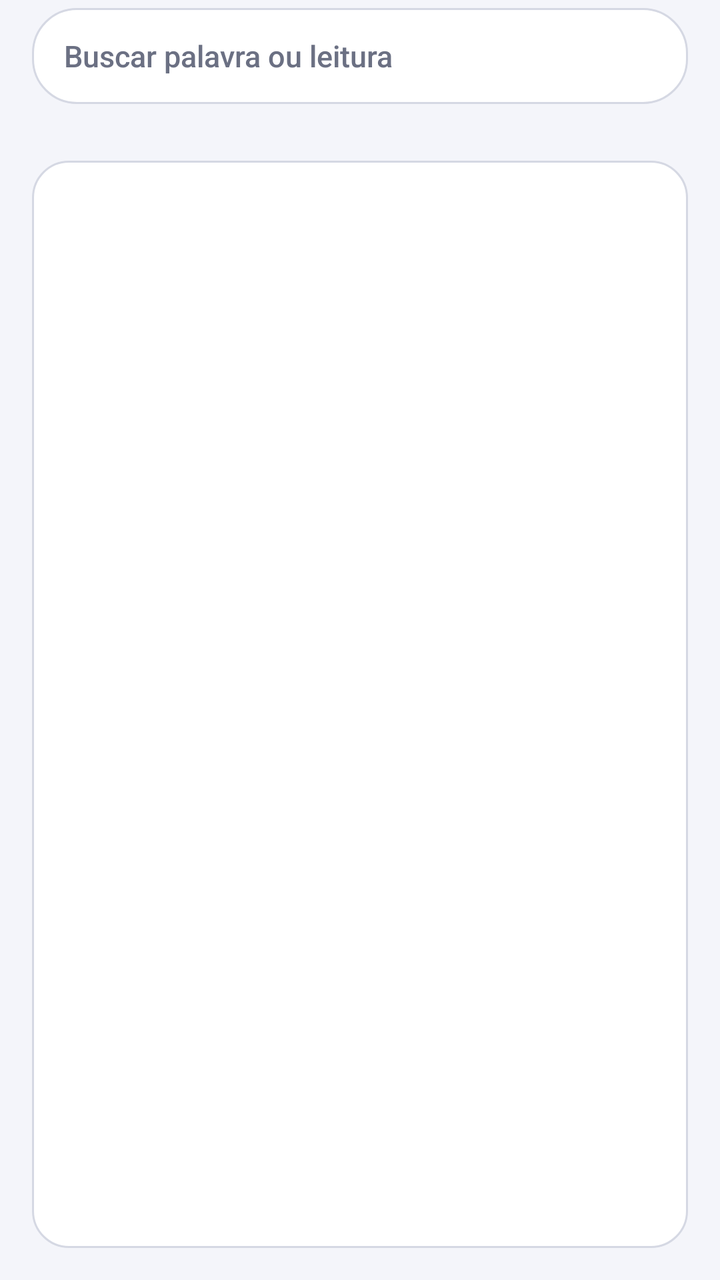
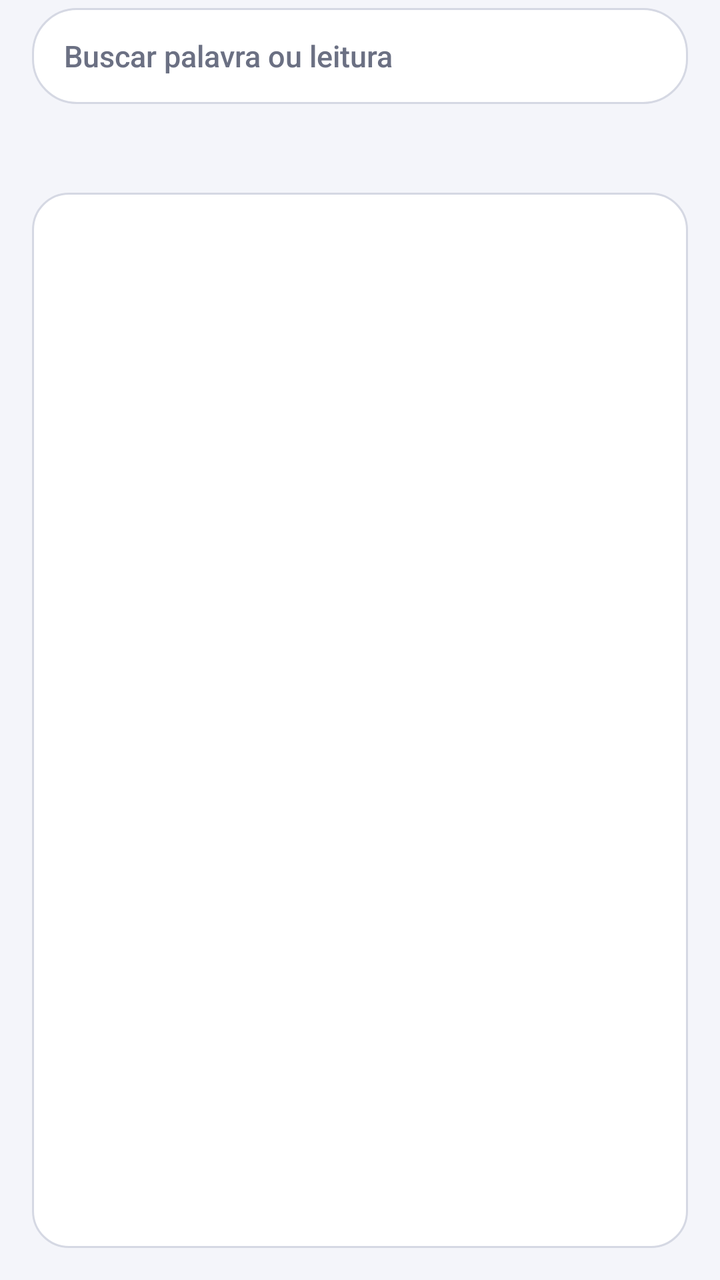

An Android layout rendered at two revisions. The XML below is the earlier revision; the diff shows what the commit changed to produce the second picture.
<!-- AndroidManifest.xml: application theme Theme.LegendaJP -->
<!-- res/layout/activity_vocab.xml -->
<?xml version="1.0" encoding="utf-8"?>
<LinearLayout xmlns:android="http://schemas.android.com/apk/res/android"
    android:layout_width="match_parent"
    android:layout_height="match_parent"
    android:orientation="vertical"
    android:paddingStart="16dp"
    android:paddingEnd="16dp">

    <EditText
        android:id="@+id/search"
        android:layout_width="match_parent"
        android:layout_height="48dp"
        android:layout_marginTop="4dp"
        android:background="@drawable/bg_button_outline"
        android:hint="Buscar palavra ou leitura"
        android:inputType="text"
        android:imeOptions="actionSearch"
        android:paddingStart="16dp"
        android:paddingEnd="16dp"
        android:textSize="15sp"
        android:textColor="@color/text"
        android:textColorHint="@color/text_secondary" />

    <TextView
        android:id="@+id/summary"
        android:layout_width="match_parent"
        android:layout_height="wrap_content"
        android:layout_marginTop="8dp"
        android:layout_marginBottom="4dp"
        android:textColor="@color/text_secondary"
        android:textSize="12sp" />

    <FrameLayout
        android:layout_width="match_parent"
        android:layout_height="0dp"
        android:layout_weight="1">

        <ListView
            android:id="@+id/list"
            android:layout_width="match_parent"
            android:layout_height="match_parent"
            android:background="@drawable/bg_card"
            android:divider="@color/outline"
            android:dividerHeight="1dp"
            android:paddingTop="4dp"
            android:paddingBottom="4dp"
            android:clipToPadding="false" />

        <TextView
            android:id="@+id/empty"
            android:layout_width="wrap_content"
            android:layout_height="wrap_content"
            android:layout_gravity="center"
            android:gravity="center"
            android:padding="32dp"
            android:text="Nenhuma palavra salva.\nToque numa palavra da legenda e escolha Salvar.\n\nNa lista, toque longo copia a palavra."
            android:textColor="@color/text_secondary"
            android:textSize="16sp"
            android:visibility="gone" />
    </FrameLayout>

    <View android:layout_width="match_parent" android:layout_height="16dp" />
</LinearLayout>
<!-- resources referenced by this layout -->
<resources>
  <color name="outline">#D5D8E3</color>
  <color name="text">#1A1C23</color>
  <color name="text_secondary">#6B7083</color>
  <!-- drawable bg_button_outline (drawable) -->
  <?xml version="1.0" encoding="utf-8"?>
  <ripple xmlns:android="http://schemas.android.com/apk/res/android" android:color="@color/accent_soft">
      <item>
          <shape android:shape="rectangle">
              <solid android:color="@color/card" />
              <stroke android:width="1dp" android:color="@color/outline" />
              <corners android:radius="22dp" />
          </shape>
      </item>
  </ripple>
  <!-- drawable bg_card (drawable) -->
  <?xml version="1.0" encoding="utf-8"?>
  <shape xmlns:android="http://schemas.android.com/apk/res/android" android:shape="rectangle">
      <solid android:color="@color/card" />
      <stroke android:width="1dp" android:color="@color/outline" />
      <corners android:radius="18dp" />
  </shape>
  <style name="Theme.LegendaJP" parent="@android:style/Theme.DeviceDefault.DayNight">
          <item name="android:colorPrimary">@color/primary</item>
          <item name="android:colorAccent">@color/accent</item>
          <item name="android:windowBackground">@color/background</item>
          <item name="android:statusBarColor">@color/background</item>
          <item name="android:navigationBarColor">@color/background</item>
          <item name="android:windowLightStatusBar">true</item>
          <item name="android:windowLightNavigationBar">true</item>
          <item name="android:textColorPrimary">@color/text</item>
          <item name="android:textColorSecondary">@color/text_secondary</item>
          <item name="android:actionBarStyle">@style/LegendaJP.ActionBar</item>
      </style>
  <color name="accent_soft">#2A3D5AFE</color>
  <color name="card">#FFFFFF</color>
  <color name="primary">#1E2A5A</color>
  <color name="accent">#3D5AFE</color>
  <color name="background">#F4F5FA</color>
  <style name="LegendaJP.ActionBar" parent="@android:style/Widget.DeviceDefault.ActionBar.Solid">
          <item name="android:background">@color/background</item>
          <item name="android:elevation">0dp</item>
          <item name="android:titleTextStyle">@style/LegendaJP.ActionBar.Title</item>
      </style>
  <style name="LegendaJP.ActionBar.Title" parent="@android:style/TextAppearance.DeviceDefault.Widget.ActionBar.Title">
          <item name="android:textColor">@color/text</item>
          <item name="android:textStyle">bold</item>
      </style>
</resources>

<!-- the commit's change to res/layout/activity_vocab.xml (unified diff, before → after) -->
@@ -20,6 +20,32 @@
         android:textSize="15sp"
         android:textColor="@color/text"
         android:textColorHint="@color/text_secondary" />
+
+    <HorizontalScrollView
+        android:layout_width="match_parent"
+        android:layout_height="wrap_content"
+        android:layout_marginTop="8dp"
+        android:scrollbars="none">
+
+        <LinearLayout
+            android:id="@+id/filters"
+            android:layout_width="wrap_content"
+            android:layout_height="wrap_content"
+            android:orientation="horizontal" />
+    </HorizontalScrollView>
+
+    <HorizontalScrollView
+        android:layout_width="match_parent"
+        android:layout_height="wrap_content"
+        android:layout_marginTop="8dp"
+        android:scrollbars="none">
+
+        <LinearLayout
+            android:id="@+id/filters"
+            android:layout_width="wrap_content"
+            android:layout_height="wrap_content"
+            android:orientation="horizontal" />
+    </HorizontalScrollView>
 
     <TextView
         android:id="@+id/summary"
